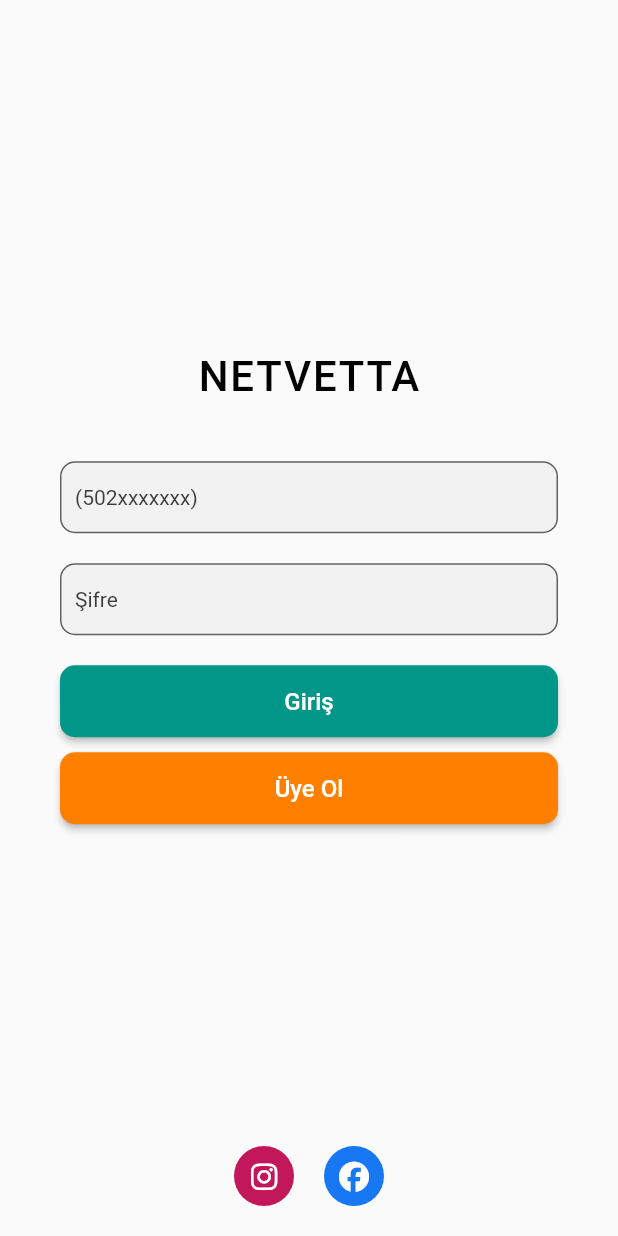
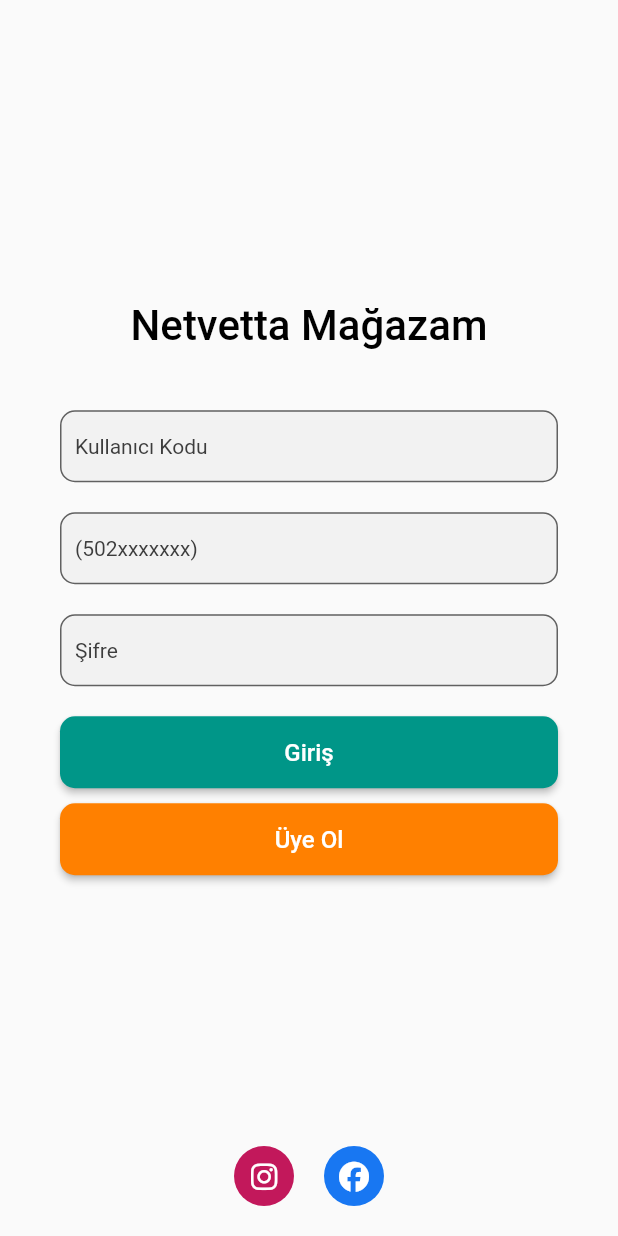
Before and after one commit to muhammedisik0/netvetta-webview-app, a Flutter app: the LoginScreen screen opened by its route, on a phone screen of 412 x 824 dp. Run offline on Flutter 3.47's test engine with Material 2 defaults, Android fonts, the phone set to English and light mode, and no system bars; our stand-ins replace connectivity_plus, flutter_local_notifications, font_awesome_flutter, webview_flutter; missing offline and left inert: get_secure_storage, workmanager.

Commit message:
update app icon, modify splash and login screen

```diff
--- a/lib/constants/api_constants.dart
+++ b/lib/constants/api_constants.dart
@@ -1,7 +1,7 @@
 class ApiConstants {
   ApiConstants._();
 
-  static const String baseUrl = "https://netvetta.com";
+  static const String baseUrl = "https://netvetta.net";
 
   static const String loginEndpoint = "/login/do_login_app";
 
--- a/lib/constants/color_constants.dart
+++ b/lib/constants/color_constants.dart
@@ -3,6 +3,7 @@ import 'package:flutter/material.dart';
 class ColorConstants {
   ColorConstants._();
 
-  //static const Color primaryColor = Color(0xff2A3F54);
-  static const Color primaryColor = Color(0xffffffff);
+  static const Color white = Color(0xffffffff);
+  static const Color slateBlue = Color(0xff2c4156);
+  static const Color goldenYellow = Color(0xfffedc08);
 }
--- a/lib/constants/uri_constants.dart
+++ b/lib/constants/uri_constants.dart
@@ -1,7 +1,7 @@
 class UriConstants {
   UriConstants._();
 
-  static const String base = 'https://netvetta.com';
+  static const String base = 'https://netvetta.net';
 
   static const String login = '$base/login';
 
--- a/lib/screens/login_screen.dart
+++ b/lib/screens/login_screen.dart
@@ -2,6 +2,7 @@ import 'dart:async';
 
 import 'package:flutter/material.dart';
 import 'package:font_awesome_flutter/font_awesome_flutter.dart';
+import 'package:netvetta/constants/color_constants.dart';
 import 'package:url_launcher/url_launcher.dart';
 
 import '../utils/globals.dart';
@@ -21,21 +22,16 @@ import '../widgets/social_button.dart';
 class LoginScreen extends StatelessWidget {
   LoginScreen({Key? key}) : super(key: key);
 
+  final TextEditingController userCodeController = TextEditingController();
   final TextEditingController phoneNumberController = TextEditingController();
   final TextEditingController passwordController = TextEditingController();
 
-  final netvettaTextStyle = const TextStyle(
-    fontWeight: FontWeight.w500,
-    fontSize: 28,
-    color: Colors.black,
-    letterSpacing: 1.2,
-  );
-
+  String get userCode => userCodeController.text.trim();
   String get phoneNumber => phoneNumberController.text.trim();
   String get password => passwordController.text.trim();
 
-  Future<void> onLoginPressed() async {
-    if (phoneNumber.isEmpty || password.isEmpty) {
+  Future<void> onLoginButtonPressed() async {
+    if (userCode.isEmpty || phoneNumber.isEmpty || password.isEmpty) {
       SnackBarHelper.showErrorSnackBar(
         MessageConstants.fillInTheRequiredFields,
       );
@@ -57,14 +53,14 @@ class LoginScreen extends StatelessWidget {
     checkLoginStatus(status);
   }
 
-  void onSignUpPressed() {
+  void onSignUpButtonPressed() {
     Navigator.pushNamed(
       navigatorKey.currentContext!,
       RouteConstants.signUp,
     );
   }
 
-  Future<void> onInstagramPressed() async {
+  Future<void> onInstagramButtonPressed() async {
     final uri = Uri.parse(UriConstants.instagram);
     if (await canLaunchUrl(uri)) {
       await launchUrl(uri);
@@ -73,7 +69,7 @@ class LoginScreen extends StatelessWidget {
     }
   }
 
-  Future<void> onFacebookPressed() async {
+  Future<void> onFacebookButtonPressed() async {
     final uri = Uri.parse(UriConstants.facebook);
     if (await canLaunchUrl(uri)) {
       await launchUrl(uri);
@@ -84,17 +80,17 @@ class LoginScreen extends StatelessWidget {
 
   Future<LoginSatus> get loginStatus async {
     final user = User(
-      kk: 'netvetta',
+      kk: userCode,
       phoneNumber: phoneNumber,
       password: password,
     );
-    return await AuthService().login(user);
+    return AuthService().logIn(user);
   }
 
   Future<void> checkLoginStatus(LoginSatus status) async {
     switch (status) {
       case LoginSatus.success:
-        await storeUserDataLocally(phoneNumber, password);
+        await storeUserDataLocally();
         SnackBarHelper.showSuccessSnackBar(
           MessageConstants.loggedInSuccessfully,
         );
@@ -121,8 +117,9 @@ class LoginScreen extends StatelessWidget {
     }
   }
 
-  Future<void> storeUserDataLocally(String phoneNumber, password) async {
-    await Future.wait([
+  Future<void> storeUserDataLocally() async {
+    Future.wait([
+      StorageService.setUserCode(userCode),
       StorageService.setPhoneNumber(phoneNumber),
       StorageService.setPassword(password),
       StorageService.setIsLoggedIn(true),
@@ -148,6 +145,8 @@ class LoginScreen extends StatelessWidget {
               children: [
                 netvettaText,
                 const SizedBox(height: 40),
+                userCodeField,
+                const SizedBox(height: 20),
                 phoneNumberField,
                 const SizedBox(height: 20),
                 passwordField,
@@ -165,9 +164,21 @@ class LoginScreen extends StatelessWidget {
   }
 
   Widget get netvettaText {
-    return Text(
-      'NETVETTA',
-      style: netvettaTextStyle,
+    return const Text(
+      'Netvetta Mağazam',
+      style: TextStyle(
+        fontSize: 28,
+        fontWeight: FontWeight.w500,
+        color: Colors.black,
+      ),
+    );
+  }
+
+  Widget get userCodeField {
+    return CustomTextField(
+      controller: userCodeController,
+      hintText: 'Kullanıcı Kodu',
+      inputAction: TextInputAction.next,
     );
   }
 
@@ -175,8 +186,8 @@ class LoginScreen extends StatelessWidget {
     return CustomTextField(
       controller: phoneNumberController,
       hintText: '(502xxxxxxx)',
-      obscureText: false,
       inputAction: TextInputAction.next,
+      keyboardType: TextInputType.number,
     );
   }
 
@@ -186,12 +197,13 @@ class LoginScreen extends StatelessWidget {
       hintText: 'Şifre',
       obscureText: true,
       inputAction: TextInputAction.done,
+      keyboardType: TextInputType.number,
     );
   }
 
   Widget get loginButton {
     return CustomButton(
-      onPressed: onLoginPressed,
+      onPressed: onLoginButtonPressed,
       text: 'Giriş',
       color: const Color(0xff009688),
       height: 48,
@@ -200,7 +212,7 @@ class LoginScreen extends StatelessWidget {
 
   Widget get signUpButton {
     return CustomButton(
-      onPressed: onSignUpPressed,
+      onPressed: onSignUpButtonPressed,
       text: 'Üye Ol',
       color: const Color(0xffff8000),
       height: 48,
@@ -212,13 +224,13 @@ class LoginScreen extends StatelessWidget {
       mainAxisAlignment: MainAxisAlignment.center,
       children: [
         SocialButton(
-          onPressed: onInstagramPressed,
+          onPressed: onInstagramButtonPressed,
           icon: FontAwesomeIcons.instagram,
           color: const Color(0xffc2185b),
         ),
         const SizedBox(width: 20),
         SocialButton(
-          onPressed: onFacebookPressed,
+          onPressed: onFacebookButtonPressed,
           icon: FontAwesomeIcons.facebook,
           color: const Color(0xff1877F2),
         ),
--- a/lib/screens/pages_screen.dart
+++ b/lib/screens/pages_screen.dart
@@ -115,9 +115,11 @@ class _PagesScreenState extends State<PagesScreen> {
 
   void logInFromWebView() {
     final String javaScriptCode = '''
+      var userCodeField = document.querySelector('input[name=kk]');
       var phoneField = document.querySelector('input[name=tel]');
       var passwordField = document.querySelector('input[name=parola]');
       var loginButton = document.querySelector('button');
+      userCodeField.value = '${StorageService.userCode}';
       phoneField.value = '${StorageService.phoneNumber}';
       passwordField.value = '${StorageService.password}';
       loginButton.click();
@@ -173,7 +175,7 @@ class _PagesScreenState extends State<PagesScreen> {
     return Container(
       padding: const EdgeInsets.symmetric(vertical: 10),
       decoration: const BoxDecoration(
-        color: ColorConstants.primaryColor,
+        color: ColorConstants.white,
         borderRadius: BorderRadius.vertical(top: Radius.circular(20)),
         boxShadow: [
           BoxShadow(
--- a/lib/services/auth_service.dart
+++ b/lib/services/auth_service.dart
@@ -7,7 +7,7 @@ import '../constants/enum_constants.dart';
 import '../models/user_model.dart';
 
 class AuthService {
-  Future<LoginSatus> login(User user) async {
+  Future<LoginSatus> logIn(User user) async {
     try {
       final response = await http.post(
         Uri.parse(ApiConstants.loginUrl),
--- a/lib/services/storage_service.dart
+++ b/lib/services/storage_service.dart
@@ -9,6 +9,11 @@ class StorageService {
       await _storage.write('phoneNumber', value);
 
   static String get password => _storage.read('password') ?? '';
+
+  static Future<void> setUserCode(String value) async =>
+      await _storage.write('userCode', value);
+
+  static String get userCode => _storage.read('userCode') ?? '';
 
   static Future<void> setPassword(String value) async =>
       await _storage.write('password', value);
--- a/lib/widgets/custom_textfield_widget.dart
+++ b/lib/widgets/custom_textfield_widget.dart
@@ -6,40 +6,36 @@ class CustomTextField extends StatelessWidget {
     Key? key,
     required this.controller,
     required this.hintText,
-    this.obscureText = false,
+    this.obscureText,
     required this.inputAction,
+    this.keyboardType,
   }) : super(key: key);
 
   final TextEditingController controller;
   final String hintText;
-  final bool obscureText;
+  final bool? obscureText;
   final TextInputAction inputAction;
+  final TextInputType? keyboardType;
 
   @override
   Widget build(BuildContext context) {
     return TextField(
       cursorColor: Colors.black,
-      obscureText: obscureText,
+      obscureText: obscureText ?? false,
       inputFormatters: [
         FilteringTextInputFormatter.deny(RegExp(r'\s')), // Deny spaces
       ],
-      keyboardType: TextInputType.number,
+      keyboardType: keyboardType,
       textInputAction: inputAction,
       controller: controller,
       onTapOutside: (value) => FocusScope.of(context).unfocus(),
-      style: const TextStyle(
-        fontSize: 16,
-        fontWeight: FontWeight.w400,
-      ),
+      style: const TextStyle(fontSize: 16, fontWeight: FontWeight.w400),
       decoration: InputDecoration(
         filled: true,
         fillColor: const Color(0xFFF2F2F2),
         focusedBorder: OutlineInputBorder(
           borderRadius: BorderRadius.circular(10),
-          borderSide: const BorderSide(
-            width: 1.5,
-            color: Colors.black,
-          ),
+          borderSide: const BorderSide(width: 1.5, color: Colors.black),
         ),
         hintText: hintText,
         contentPadding: const EdgeInsets.symmetric(horizontal: 10),
```
Also changed, not shown: lib/screens/splash_screen.dart (+28 -3 lines), pubspec.yaml (+8 -3 lines), assets/icons/app_icon.png (added), assets/images/app-logo.png (deleted), 16 other files.
